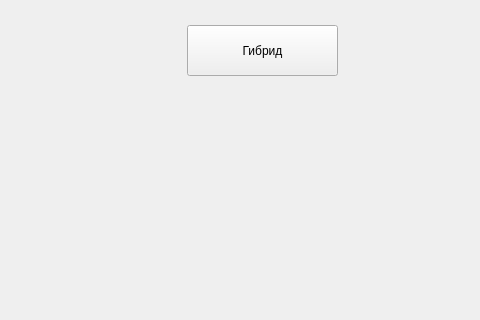
Qt form des.ui (DEATHSTROUKE/Maps) before a commit; both pictures show x 653 to 1133 and y 165 to 485 of the 1133 by 869 pixel window.
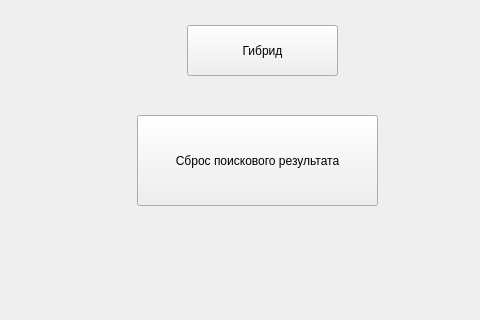
The same form after that commit.

What changed in the file:
```diff
--- a/des.ui
+++ b/des.ui
@@ -97,6 +97,19 @@
      <string>искать</string>
     </property>
    </widget>
+   <widget class="QPushButton" name="sbros">
+    <property name="geometry">
+     <rect>
+      <x>790</x>
+      <y>280</y>
+      <width>241</width>
+      <height>91</height>
+     </rect>
+    </property>
+    <property name="text">
+     <string>Сброс поискового результата</string>
+    </property>
+   </widget>
   </widget>
   <widget class="QMenuBar" name="menubar">
    <property name="geometry">
```
